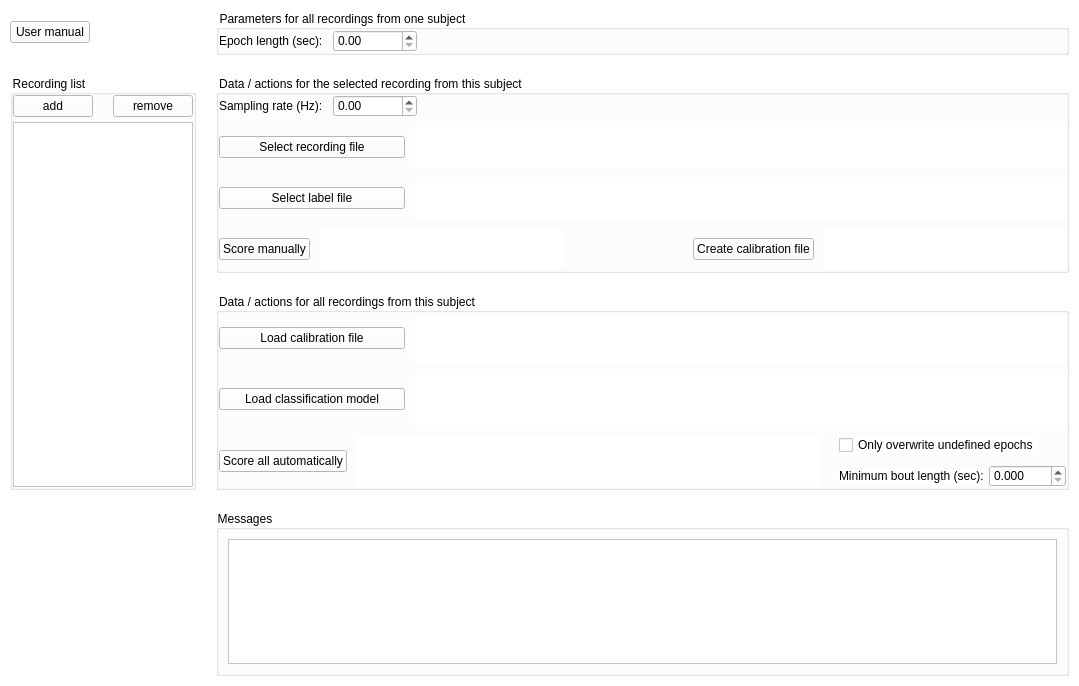
First picture: the form in accusleepy/gui/window0.ui, repository zekebarger/AccuSleePy, before the edit.
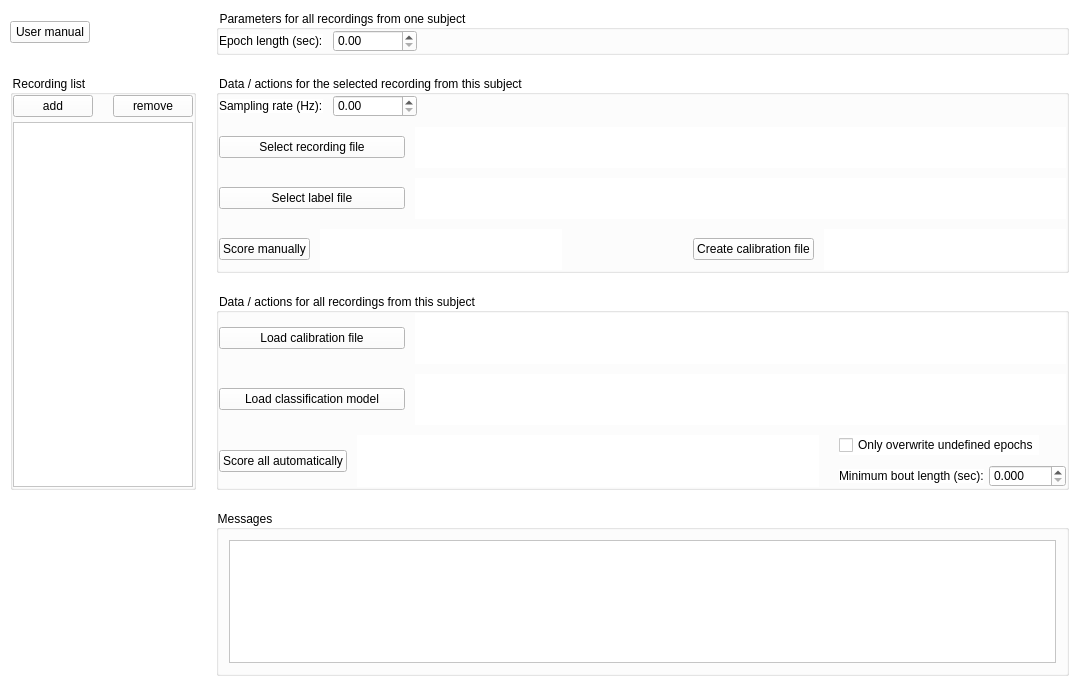
Second picture: the form after the edit.

Commit message: message box functionality

```diff
--- a/accusleepy/gui/window0.ui
+++ b/accusleepy/gui/window0.ui
@@ -587,6 +587,18 @@
        <string>Messages</string>
       </property>
       <layout class="QGridLayout" name="gridLayout_2">
+       <property name="leftMargin">
+        <number>10</number>
+       </property>
+       <property name="topMargin">
+        <number>10</number>
+       </property>
+       <property name="rightMargin">
+        <number>10</number>
+       </property>
+       <property name="bottomMargin">
+        <number>10</number>
+       </property>
        <item row="0" column="0">
         <widget class="QTextBrowser" name="messagebox">
          <property name="sizePolicy">
```
Left out of the diff: 5 changed lines with no effect on the pictures. The commit also changes 2 other files.
